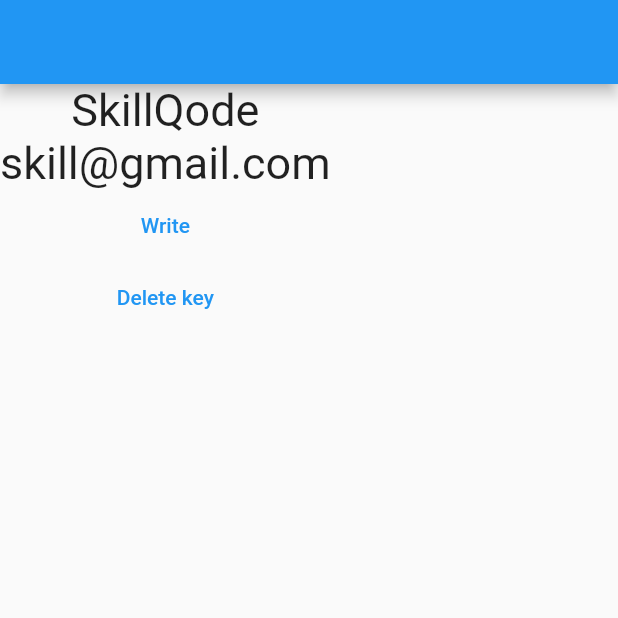
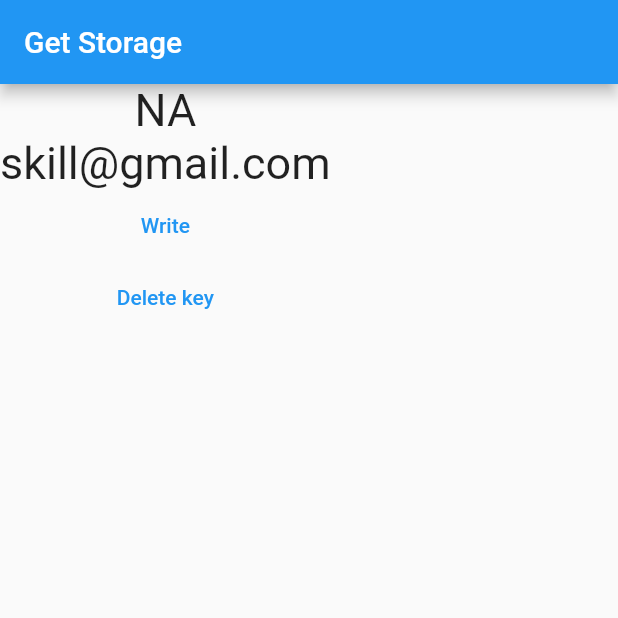
Before and after one commit to Kuldip5078/todo_app, a Flutter app: the screen it shows after launch, after a tap on "Write", after a tap on "Delete key", on a phone screen of 412 x 824 dp, the top half of it. Run offline on Flutter 3.47's test engine with Material 2 defaults, Android fonts, the phone set to English and light mode, and no system bars; our stand-ins replace cloud_firestore, firebase_core, get, get_storage, shared_preferences; accounts and stored records are empty.

Commit message:
file added

```diff
--- a/lib/main.dart
+++ b/lib/main.dart
@@ -1,6 +1,8 @@
 import 'package:firebase_core/firebase_core.dart';
 import 'package:flutter/material.dart';
 import 'package:get/get.dart';
+import 'package:get_storage/get_storage.dart';
+import 'package:todo_app/views/my_get_storage.dart';
 import 'package:todo_app/views/task_list.dart';
 import 'views/my_shared_pref.dart';
 import 'views/task_details_screen.dart';
@@ -8,6 +10,7 @@ import 'views/task_details_screen.dart';
 void main() async {
   WidgetsFlutterBinding.ensureInitialized();
   await Firebase.initializeApp();
+  await GetStorage.init();
   runApp(const MyApp());
 }
 
@@ -20,10 +23,10 @@ class MyApp extends StatelessWidget {
       theme: ThemeData(
         primarySwatch: Colors.blue,
       ),
-      initialRoute: '/sp',
+      initialRoute: '/gs',
       getPages: [
         GetPage(name: '/sp', page: () => const MySharedPref()),
-        // GetPage(name: '/gs', page: () => TaskList()),
+        GetPage(name: '/gs', page: () => const MyGetStorage()),
         GetPage(name: '/task_list', page: () => TaskList()),
         GetPage(name: '/task_details', page: () => TaskDetails()),
       ],
--- /dev/null
+++ b/lib/views/my_get_storage.dart
@@ -0,0 +1,73 @@
+import 'package:flutter/material.dart';
+import 'package:get_storage/get_storage.dart';
+
+class MyGetStorage extends StatefulWidget {
+  const MyGetStorage({Key? key}) : super(key: key);
+
+  @override
+  State<MyGetStorage> createState() => _MyGetStorageState();
+}
+
+class _MyGetStorageState extends State<MyGetStorage> {
+  String? data = "NA";
+  String? email = "NA";
+  @override
+  void initState() {
+    getData();
+    super.initState();
+  }
+
+  @override
+  Widget build(BuildContext context) {
+    return Scaffold(
+      appBar: AppBar(title: const Text("Get Storage")),
+      body: Column(
+        children: [
+          Text(data!, style: const TextStyle(fontSize: 30)),
+          Text(email!, style: const TextStyle(fontSize: 30)),
+          TextButton(
+              onPressed: () {
+                writeData();
+              },
+              child: const Text("Write")),
+          TextButton(
+              onPressed: () {
+                deleteData();
+              },
+              child: const Text("Delete key")),
+        ],
+      ),
+    );
+  }
+
+  void getData() {
+    var storage = GetStorage();
+
+    if (storage.hasData("name")) {
+      setState(() {
+        data = storage.read('name');
+      });
+    }
+    if (storage.hasData("email")) {
+      setState(() {
+        email = storage.read('email');
+      });
+    }
+  }
+
+  void writeData() {
+    var storage = GetStorage();
+    storage.write("name", "SkillQode");
+    storage.write("email", "skill@gmail.com");
+    getData();
+  }
+
+  void deleteData() {
+    var storage = GetStorage();
+    storage.remove("name");
+    setState(() {
+      data = "NA";
+    });
+    getData();
+  }
+}
--- a/lib/views/my_shared_pref.dart
+++ b/lib/views/my_shared_pref.dart
@@ -1,5 +1,4 @@
 import 'package:flutter/material.dart';
-import 'package:flutter/src/foundation/key.dart';
 import 'package:shared_preferences/shared_preferences.dart';
 
 class MySharedPref extends StatefulWidget {
@@ -43,8 +42,8 @@ class _MySharedPrefState extends State<MySharedPref> {
 
   void getData() async {
     SharedPreferences prefs = await SharedPreferences.getInstance();
-    print(prefs.getString("name"));
-    print(prefs.getString("email"));
+    // print(prefs.getString("name"));
+    // print(prefs.getString("email"));
 
     if (prefs.containsKey("name")) {
       setState(() {
```
